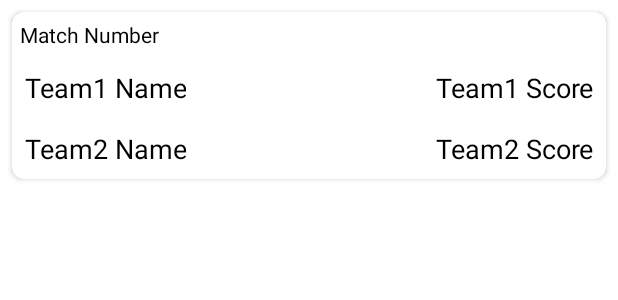
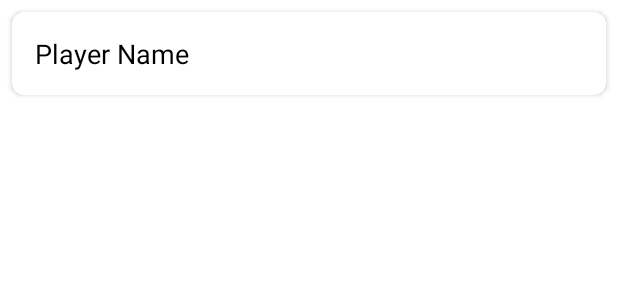
Before and after one commit to sarthak-nik/CTMSnew, an Android app: the layout player_rv_item.xml on its own in the app's theme, with its tools: preview values and no code run, on a phone screen of 412 x 824 dp. Shown: the top 300 px of the screen. Run offline under Robolectric (Android 15) with nearby library versions, the phone set to English and light mode, and no system bars.

Commit message:
Player Recycler View Implemented

```diff
--- a/app/src/main/AndroidManifest.xml
+++ b/app/src/main/AndroidManifest.xml
@@ -11,6 +11,9 @@
         android:roundIcon="@mipmap/ic_launcher_round"
         android:supportsRtl="true"
         android:theme="@style/Theme.CTMS">
+        <activity
+            android:name=".PlayerDetails"
+            android:exported="false" />
         <activity
             android:name=".TopFives"
             android:exported="false" />
--- a/app/src/main/java/com/anusarwant/ctms/CreateNewTournament.java
+++ b/app/src/main/java/com/anusarwant/ctms/CreateNewTournament.java
@@ -114,6 +114,7 @@ public class CreateNewTournament extends AppCompatActivity implements Navigation
                     char x='A';
                     x+=i;
                     Team newTeam = new Team("Team-"+x);
+                    newTeam.tourPosition=tournamentArrayList.size();
 
                     //Create players (captain etc too)
                     int lucky= new Random().nextInt(11);
--- a/app/src/main/java/com/anusarwant/ctms/MatchAdapter.java
+++ b/app/src/main/java/com/anusarwant/ctms/MatchAdapter.java
@@ -54,7 +54,6 @@ public class MatchAdapter extends RecyclerView.Adapter<MatchAdapter.ViewHolder>
                     Intent intent = new Intent(mContext,MatchDetails.class);
                     intent.putExtra("matchNum", holder.getAdapterPosition());
                     intent.putExtra("tourName", modal.tournamentName);
-                    Toast.makeText(mContext,"Starting activity",Toast.LENGTH_SHORT).show();
                     mContext.startActivity(intent);
                 }
                 else {
--- a/app/src/main/java/com/anusarwant/ctms/Team.java
+++ b/app/src/main/java/com/anusarwant/ctms/Team.java
@@ -9,6 +9,7 @@ public class Team {
     String captain;
     int wins,losses,draws;
     int points;
+    int tourPosition;
     Vector<Integer> matchHistory;       // 1:won     0:draw     -1:lost
 
     Team(String _name)
--- a/app/src/main/res/layout/player_rv_item.xml
+++ b/app/src/main/res/layout/player_rv_item.xml
@@ -12,64 +12,15 @@
         android:layout_width="match_parent"
         android:layout_height="wrap_content">
 
-        <!--text view for our course name-->
-
-
+        <!--text view for our team name-->
         <TextView
-            android:id="@+id/idTVMatchNumber"
+            android:id="@+id/idTVPlayerName"
             android:layout_width="match_parent"
             android:layout_height="wrap_content"
-            android:padding="5dp"
-            android:text="Match Number"
-            android:textColor="@color/black" />
-
-        <TextView
-            android:id="@+id/idTVTeam1Name"
-            android:layout_width="wrap_content"
-            android:layout_height="wrap_content"
-            android:layout_below="@id/idTVMatchNumber"
-            android:layout_alignParentStart="true"
-            android:gravity="center"
-            android:padding="8dp"
-            android:text="Team1 Name"
+            android:padding="15dp"
+            android:text="Player Name"
             android:textColor="@color/black"
             android:textSize="18sp" />
-
-        <TextView
-            android:id="@+id/team1Score"
-            android:layout_width="wrap_content"
-            android:layout_height="wrap_content"
-            android:layout_alignParentEnd="true"
-            android:layout_below="@id/idTVMatchNumber"
-            android:padding="8dp"
-            android:textColor="@color/black"
-            android:textSize="18sp"
-            android:text="Team1 Score" />
-
-
-        <TextView
-            android:id="@+id/idTVTeam2Name"
-            android:layout_width="wrap_content"
-            android:layout_height="wrap_content"
-            android:layout_below="@id/idTVTeam1Name"
-            android:gravity="center"
-            android:layout_alignParentStart="true"
-            android:padding="8dp"
-            android:text="Team2 Name"
-            android:textColor="@color/black"
-            android:textSize="18sp" />
-
-        <TextView
-            android:id="@+id/team2Score"
-            android:layout_width="wrap_content"
-            android:layout_height="wrap_content"
-            android:layout_alignParentEnd="true"
-            android:layout_below="@id/idTVTeam1Name"
-            android:padding="8dp"
-            android:textColor="@color/black"
-            android:textSize="18sp"
-            android:text="Team2 Score" />
-
 
     </RelativeLayout>
 
```
Also changed, not shown: app/src/main/java/com/anusarwant/ctms/PlayerAdapter.java (added, +58 -0 lines), app/src/main/java/com/anusarwant/ctms/PlayerDetails.java (added, +92 -0 lines), app/src/main/java/com/anusarwant/ctms/TeamAdapter.java (+12 -0 lines), app/src/main/res/layout/activity_player_details.xml (added, +15 -0 lines).
